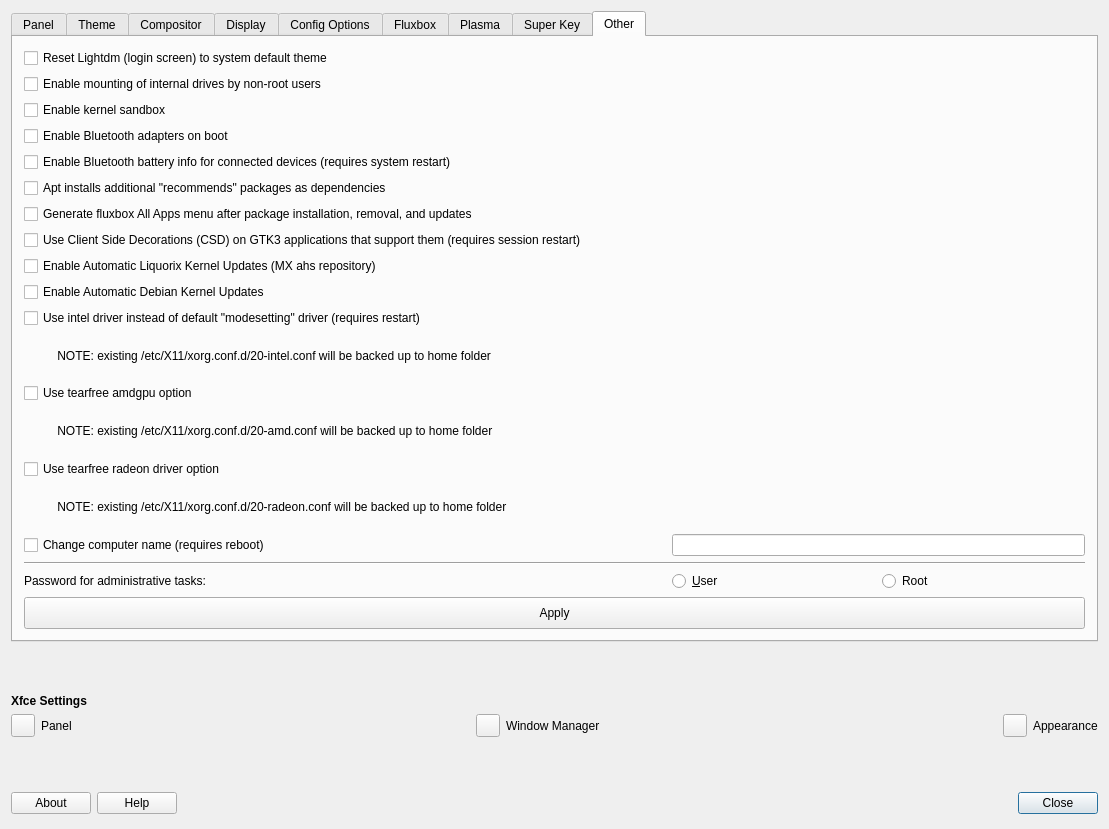
Qt form mx-tweak/defaultlook.ui (q4os/mxtools-for-debian) before a commit.
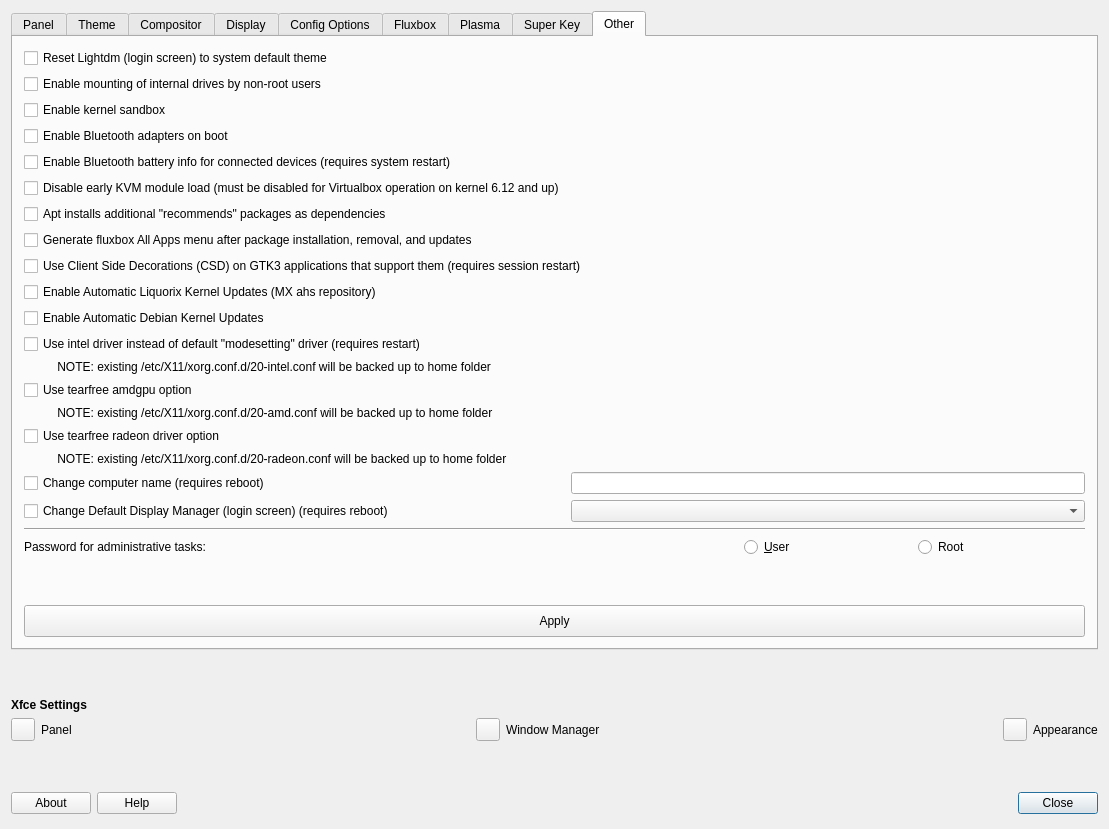
The same form after that commit. Icons and pictures are not drawn.

Patch:
```diff
--- a/mx-tweak/defaultlook.ui
+++ b/mx-tweak/defaultlook.ui
@@ -1936,61 +1936,41 @@
       <layout class="QGridLayout" name="gridLayout_8">
        <item row="0" column="0">
         <layout class="QGridLayout" name="gridLayout_7">
-         <item row="16" column="2" colspan="2">
-          <widget class="QLineEdit" name="lineEditHostname"/>
-         </item>
-         <item row="7" column="0" colspan="4">
-          <widget class="QCheckBox" name="checkBoxCSD">
-           <property name="text">
-            <string>Use Client Side Decorations (CSD) on GTK3 applications that support them (requires session restart)</string>
+         <item row="3" column="0" colspan="4">
+          <widget class="QCheckBox" name="checkBoxbluetoothAutoEnable">
+           <property name="toolTip">
+            <string>&lt;html&gt;&lt;head/&gt;&lt;body&gt;&lt;p&gt;requires reboot&lt;/p&gt;&lt;/body&gt;&lt;/html&gt;</string>
            </property>
-          </widget>
-         </item>
-         <item row="17" column="0" colspan="4">
-          <widget class="Line" name="line_2">
-           <property name="orientation">
-            <enum>Qt::Horizontal</enum>
-           </property>
-          </widget>
-         </item>
-         <item row="11" column="0" colspan="3">
-          <widget class="QLabel" name="labelIntel">
            <property name="text">
-            <string>          NOTE: existing /etc/X11/xorg.conf.d/20-intel.conf will be backed up to home folder</string>
+            <string>Enable Bluetooth adapters on boot</string>
            </property>
           </widget>
          </item>
-         <item row="15" column="0" colspan="3">
-          <widget class="QLabel" name="labelradeon">
-           <property name="text">
-            <string>          NOTE: existing /etc/X11/xorg.conf.d/20-radeon.conf will be backed up to home folder</string>
-           </property>
-          </widget>
-         </item>
-         <item row="10" column="0" colspan="4">
+         <item row="11" column="0" colspan="4">
           <widget class="QCheckBox" name="checkboxIntelDriver">
            <property name="text">
             <string>Use intel driver instead of default &quot;modesetting&quot; driver (requires restart)</string>
            </property>
           </widget>
          </item>
-         <item row="12" column="0" colspan="4">
-          <widget class="QCheckBox" name="checkboxAMDtearfree">
+         <item row="16" column="0" colspan="3">
+          <widget class="QLabel" name="labelradeon">
            <property name="text">
-            <string>Use tearfree amdgpu option</string>
+            <string>          NOTE: existing /etc/X11/xorg.conf.d/20-radeon.conf will be backed up to home folder</string>
            </property>
           </widget>
          </item>
-         <item row="19" column="0" colspan="4">
-          <widget class="QPushButton" name="ButtonApplyEtc">
-           <property name="minimumSize">
-            <size>
-             <width>0</width>
-             <height>32</height>
-            </size>
+         <item row="0" column="0" colspan="4">
+          <widget class="QCheckBox" name="checkBoxLightdmReset">
+           <property name="text">
+            <string>Reset Lightdm (login screen) to system default theme</string>
            </property>
+          </widget>
+         </item>
+         <item row="20" column="3">
+          <widget class="QRadioButton" name="radioSudoRoot">
            <property name="text">
-            <string>Apply</string>
+            <string>Root</string>
            </property>
            <property name="icon">
             <iconset theme="dialog-ok">
@@ -1998,10 +1978,13 @@
            </property>
           </widget>
          </item>
-         <item row="5" column="0" colspan="4">
-          <widget class="QCheckBox" name="checkBoxInstallRecommends">
+         <item row="17" column="1" colspan="3">
+          <widget class="QLineEdit" name="lineEditHostname"/>
+         </item>
+         <item row="17" column="0">
+          <widget class="QCheckBox" name="checkBoxComputerName">
            <property name="text">
-            <string>Apt installs additional &quot;recommends&quot; packages as dependencies</string>
+            <string extracomment="option to change the system hostname, requires a reboot to be 100% effective">Change computer name (requires reboot)</string>
            </property>
           </widget>
          </item>
@@ -2012,30 +1995,6 @@
            </property>
           </widget>
          </item>
-         <item row="8" column="0" colspan="4">
-          <widget class="QCheckBox" name="checkBoxLiqKernelUpdates">
-           <property name="toolTip">
-            <string extracomment="toggle for apt hold action on update meta packages">put a hold or remove a hold on updates of Liquorix kernels</string>
-           </property>
-           <property name="text">
-            <string extracomment="uses apt-mark to hold or unhold updates to kernel metapackages">Enable Automatic Liquorix Kernel Updates (MX ahs repository)</string>
-           </property>
-          </widget>
-         </item>
-         <item row="6" column="0" colspan="4">
-          <widget class="QCheckBox" name="checkBoxDisableFluxboxMenuGeneration">
-           <property name="text">
-            <string>Generate fluxbox All Apps menu after package installation, removal, and updates</string>
-           </property>
-          </widget>
-         </item>
-         <item row="18" column="2">
-          <widget class="QRadioButton" name="radioSudoUser">
-           <property name="text">
-            <string>&amp;User</string>
-           </property>
-          </widget>
-         </item>
          <item row="1" column="0" colspan="4">
           <widget class="QCheckBox" name="checkBoxMountInternalDrivesNonRoot">
            <property name="text">
@@ -2043,42 +2002,107 @@
            </property>
           </widget>
          </item>
-         <item row="18" column="0" colspan="2">
+         <item row="4" column="0">
+          <widget class="QCheckBox" name="checkBoxBluetoothBattery">
+           <property name="text">
+            <string extracomment="expose battery info for connected bluetooth devices to the operating system via dbus">Enable Bluetooth battery info for connected devices (requires system restart)</string>
+           </property>
+          </widget>
+         </item>
+         <item row="6" column="0" colspan="4">
+          <widget class="QCheckBox" name="checkBoxInstallRecommends">
+           <property name="text">
+            <string>Apt installs additional &quot;recommends&quot; packages as dependencies</string>
+           </property>
+          </widget>
+         </item>
+         <item row="18" column="1" colspan="3">
+          <widget class="QComboBox" name="comboBoxDisplayManager"/>
+         </item>
+         <item row="19" column="0" colspan="4">
+          <widget class="Line" name="line_2">
+           <property name="orientation">
+            <enum>Qt::Horizontal</enum>
+           </property>
+          </widget>
+         </item>
+         <item row="20" column="0" colspan="2">
           <widget class="QLabel" name="label_11">
            <property name="text">
             <string>Password for administrative tasks:</string>
            </property>
           </widget>
          </item>
-         <item row="18" column="3">
-          <widget class="QRadioButton" name="radioSudoRoot">
+         <item row="9" column="0" colspan="4">
+          <widget class="QCheckBox" name="checkBoxLiqKernelUpdates">
+           <property name="toolTip">
+            <string extracomment="toggle for apt hold action on update meta packages">put a hold or remove a hold on updates of Liquorix kernels</string>
+           </property>
            <property name="text">
-            <string>Root</string>
+            <string extracomment="uses apt-mark to hold or unhold updates to kernel metapackages">Enable Automatic Liquorix Kernel Updates (MX ahs repository)</string>
            </property>
           </widget>
          </item>
-         <item row="0" column="0" colspan="4">
-          <widget class="QCheckBox" name="checkBoxLightdmReset">
+         <item row="14" column="0" colspan="3">
+          <widget class="QLabel" name="labelamdgpu">
            <property name="text">
-            <string>Reset Lightdm (login screen) to system default theme</string>
+            <string>          NOTE: existing /etc/X11/xorg.conf.d/20-amd.conf will be backed up to home folder</string>
            </property>
           </widget>
          </item>
-         <item row="14" column="0" colspan="4">
+         <item row="22" column="0" colspan="4">
+          <widget class="QPushButton" name="ButtonApplyEtc">
+           <property name="minimumSize">
+            <size>
+             <width>0</width>
+             <height>32</height>
+            </size>
+           </property>
+           <property name="text">
+            <string>Apply</string>
+           </property>
+           <property name="icon">
+            <iconset theme="dialog-ok">
+             <normaloff>.</normaloff>.</iconset>
+           </property>
+          </widget>
+         </item>
+         <item row="15" column="0" colspan="4">
           <widget class="QCheckBox" name="checkboxRadeontearfree">
            <property name="text">
             <string>Use tearfree radeon driver option</string>
            </property>
           </widget>
          </item>
-         <item row="16" column="0">
-          <widget class="QCheckBox" name="checkBoxComputerName">
+         <item row="13" column="0" colspan="4">
+          <widget class="QCheckBox" name="checkboxAMDtearfree">
            <property name="text">
-            <string extracomment="option to change the system hostname, requires a reboot to be 100% effective">Change computer name (requires reboot)</string>
+            <string>Use tearfree amdgpu option</string>
            </property>
           </widget>
          </item>
-         <item row="9" column="0" colspan="4">
+         <item row="18" column="0">
+          <widget class="QCheckBox" name="checkBoxDisplayManager">
+           <property name="text">
+            <string extracomment="option to change display manager login screen.  present if more than one display manager is installed">Change Default Display Manager (login screen) (requires reboot)</string>
+           </property>
+          </widget>
+         </item>
+         <item row="8" column="0" colspan="4">
+          <widget class="QCheckBox" name="checkBoxCSD">
+           <property name="text">
+            <string>Use Client Side Decorations (CSD) on GTK3 applications that support them (requires session restart)</string>
+           </property>
+          </widget>
+         </item>
+         <item row="20" column="2">
+          <widget class="QRadioButton" name="radioSudoUser">
+           <property name="text">
+            <string>&amp;User</string>
+           </property>
+          </widget>
+         </item>
+         <item row="10" column="0" colspan="4">
           <widget class="QCheckBox" name="checkBoxDebianKernelUpdates">
            <property name="toolTip">
             <string extracomment="toggle for apt hold action on update meta packages">put a hold or remove a hold on updates of Debian  kernels</string>
@@ -2088,27 +2112,40 @@
            </property>
           </widget>
          </item>
-         <item row="3" column="0" colspan="4">
-          <widget class="QCheckBox" name="checkBoxbluetoothAutoEnable">
+         <item row="21" column="0">
+          <spacer name="verticalSpacer_6">
+           <property name="orientation">
+            <enum>Qt::Vertical</enum>
+           </property>
+           <property name="sizeHint" stdset="0">
+            <size>
+             <width>20</width>
+             <height>40</height>
+            </size>
+           </property>
+          </spacer>
+         </item>
+         <item row="12" column="0" colspan="3">
+          <widget class="QLabel" name="labelIntel">
+           <property name="text">
+            <string>          NOTE: existing /etc/X11/xorg.conf.d/20-intel.conf will be backed up to home folder</string>
+           </property>
+          </widget>
+         </item>
+         <item row="7" column="0" colspan="4">
+          <widget class="QCheckBox" name="checkBoxDisableFluxboxMenuGeneration">
+           <property name="text">
+            <string>Generate fluxbox All Apps menu after package installation, removal, and updates</string>
+           </property>
+          </widget>
+         </item>
+         <item row="5" column="0">
+          <widget class="QCheckBox" name="checkBoxKVMVirtLoad">
            <property name="toolTip">
             <string>&lt;html&gt;&lt;head/&gt;&lt;body&gt;&lt;p&gt;requires reboot&lt;/p&gt;&lt;/body&gt;&lt;/html&gt;</string>
            </property>
            <property name="text">
-            <string>Enable Bluetooth adapters on boot</string>
-           </property>
-          </widget>
-         </item>
-         <item row="13" column="0" colspan="3">
-          <widget class="QLabel" name="labelamdgpu">
-           <property name="text">
-            <string>          NOTE: existing /etc/X11/xorg.conf.d/20-amd.conf will be backed up to home folder</string>
-           </property>
-          </widget>
-         </item>
-         <item row="4" column="0">
-          <widget class="QCheckBox" name="checkBoxBluetoothBattery">
-           <property name="text">
-            <string extracomment="expose battery info for connected bluetooth devices to the operating system via dbus">Enable Bluetooth battery info for connected devices (requires system restart)</string>
+            <string extracomment="disable early loading of KVM module.  necessary for virtualbox to function with kernels 6.12 and up.  actually default behavior on kernels 6.11 and earlier.">Disable early KVM module load (must be disabled for Virtualbox operation on kernel 6.12 and up)</string>
            </property>
           </widget>
          </item>
```
Left out of the diff: 216 changed lines with no effect on the pictures.
